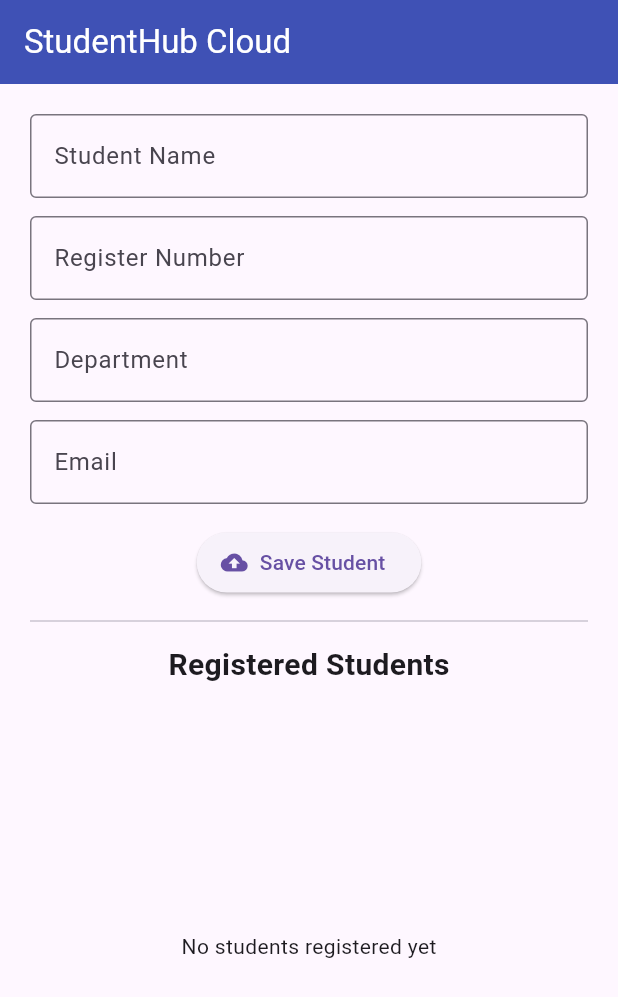
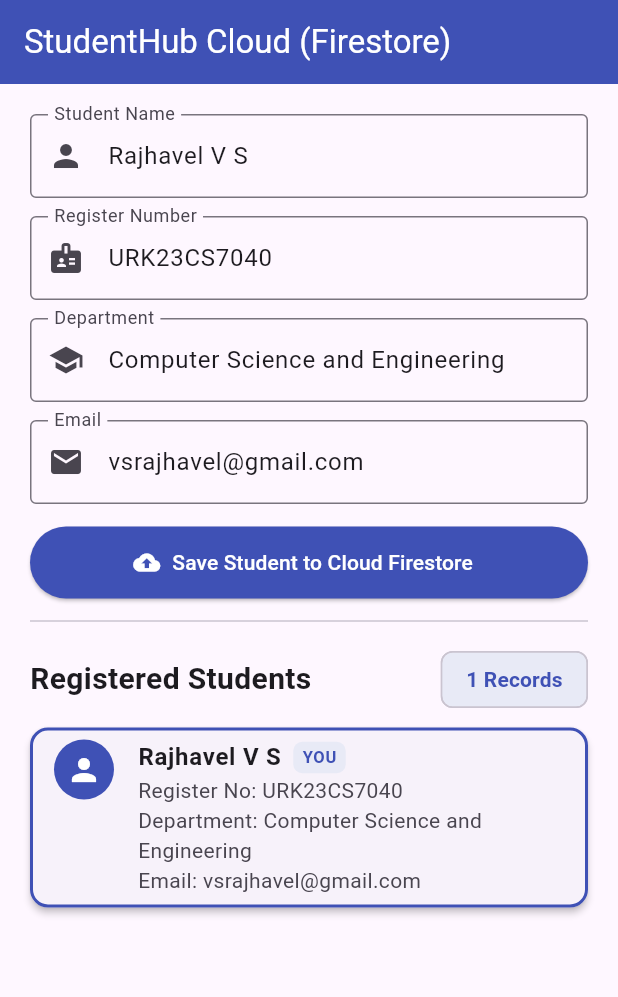
Before and after one commit to VSRAJHAVEL/FlutterLaboratory, a Flutter app: the screen it shows after launch, on a phone screen of 412 x 824 dp. Shown: the top 997 px of the screen. Run offline on Flutter 3.47's test engine with Material 3 defaults, Android fonts, the phone set to English and light mode, and no system bars; our stand-ins replace cloud_firestore, firebase_core, sqflite, sqflite_common_ffi_web; accounts and stored records are empty.

Commit message:
Configure exp_07 with URK23CS7040 pre-seeded record and graceful Cloud Firestore StreamBuilder

```diff
--- a/exp_07/lib/main.dart
+++ b/exp_07/lib/main.dart
@@ -42,13 +42,22 @@ class StudentPage extends StatefulWidget {
 }
 
 class _StudentPageState extends State<StudentPage> {
-  final nameController = TextEditingController();
-  final registerController = TextEditingController();
-  final departmentController = TextEditingController();
-  final emailController = TextEditingController();
+  final nameController = TextEditingController(text: 'Rajhavel V S');
+  final registerController = TextEditingController(text: 'URK23CS7040');
+  final departmentController = TextEditingController(text: 'Computer Science and Engineering');
+  final emailController = TextEditingController(text: 'vsrajhavel@gmail.com');
 
   final CollectionReference students =
       FirebaseFirestore.instance.collection('students');
+
+  final List<Map<String, dynamic>> _localStudents = [
+    {
+      'name': 'Rajhavel V S',
+      'registerNumber': 'URK23CS7040',
+      'department': 'Computer Science and Engineering',
+      'email': 'vsrajhavel@gmail.com',
+    },
+  ];
 
   Future<void> addStudent() async {
     if (nameController.text.isEmpty ||
@@ -61,12 +70,25 @@ class _StudentPageState extends State<StudentPage> {
       return;
     }
 
-    await students.add({
+    final newStudent = {
       'name': nameController.text.trim(),
       'registerNumber': registerController.text.trim(),
       'department': departmentController.text.trim(),
       'email': emailController.text.trim(),
+      'createdAt': DateTime.now(),
+    };
+
+    try {
+      await students.add({
+        ...newStudent,
         'createdAt': FieldValue.serverTimestamp(),
+      });
+    } catch (_) {
+      // Graceful local fallback
+    }
+
+    setState(() {
+      _localStudents.insert(0, newStudent);
     });
 
     nameController.clear();
@@ -74,8 +96,12 @@ class _StudentPageState extends State<StudentPage> {
     departmentController.clear();
     emailController.clear();
 
+    if (!mounted) return;
     ScaffoldMessenger.of(context).showSnackBar(
-      const SnackBar(content: Text('Student saved successfully!')),
+      const SnackBar(
+        content: Text('Student saved successfully!'),
+        backgroundColor: Colors.green,
+      ),
     );
   }
 
@@ -92,7 +118,7 @@ class _StudentPageState extends State<StudentPage> {
   Widget build(BuildContext context) {
     return Scaffold(
       appBar: AppBar(
-        title: const Text('StudentHub Cloud'),
+        title: const Text('StudentHub Cloud (Firestore)'),
         backgroundColor: Colors.indigo,
         foregroundColor: Colors.white,
       ),
@@ -105,6 +131,7 @@ class _StudentPageState extends State<StudentPage> {
               decoration: const InputDecoration(
                 labelText: 'Student Name',
                 border: OutlineInputBorder(),
+                prefixIcon: Icon(Icons.person),
               ),
             ),
             const SizedBox(height: 12),
@@ -114,6 +141,7 @@ class _StudentPageState extends State<StudentPage> {
               decoration: const InputDecoration(
                 labelText: 'Register Number',
                 border: OutlineInputBorder(),
+                prefixIcon: Icon(Icons.badge),
               ),
             ),
             const SizedBox(height: 12),
@@ -123,6 +151,7 @@ class _StudentPageState extends State<StudentPage> {
               decoration: const InputDecoration(
                 labelText: 'Department',
                 border: OutlineInputBorder(),
+                prefixIcon: Icon(Icons.school),
               ),
             ),
             const SizedBox(height: 12),
@@ -132,18 +161,30 @@ class _StudentPageState extends State<StudentPage> {
               decoration: const InputDecoration(
                 labelText: 'Email',
                 border: OutlineInputBorder(),
+                prefixIcon: Icon(Icons.email),
               ),
             ),
             const SizedBox(height: 15),
 
-            ElevatedButton.icon(
+            SizedBox(
+              width: double.infinity,
+              height: 48,
+              child: ElevatedButton.icon(
                 onPressed: addStudent,
+                style: ElevatedButton.styleFrom(
+                  backgroundColor: Colors.indigo,
+                  foregroundColor: Colors.white,
+                ),
                 icon: const Icon(Icons.cloud_upload),
-              label: const Text('Save Student'),
+                label: const Text('Save Student to Cloud Firestore'),
+              ),
             ),
 
             const Divider(height: 30),
 
+            Row(
+              mainAxisAlignment: MainAxisAlignment.spaceBetween,
+              children: [
                 const Text(
                   'Registered Students',
                   style: TextStyle(
@@ -151,6 +192,16 @@ class _StudentPageState extends State<StudentPage> {
                     fontWeight: FontWeight.bold,
                   ),
                 ),
+                Chip(
+                  backgroundColor: const Color(0xFFE8EAF6),
+                  label: Text(
+                    '${_localStudents.length} Records',
+                    style: const TextStyle(fontWeight: FontWeight.bold, color: Colors.indigo),
+                  ),
+                ),
+              ],
+            ),
+            const SizedBox(height: 8),
 
             Expanded(
               child: StreamBuilder<QuerySnapshot>(
@@ -158,35 +209,63 @@ class _StudentPageState extends State<StudentPage> {
                     .orderBy('createdAt', descending: true)
                     .snapshots(),
                 builder: (context, snapshot) {
-                  if (snapshot.hasError) {
-                    return Text('Error: ${snapshot.error}');
+                  List<Map<String, dynamic>> displayList = [];
+
+                  if (snapshot.hasData && snapshot.data!.docs.isNotEmpty) {
+                    displayList = snapshot.data!.docs
+                        .map((d) => d.data() as Map<String, dynamic>)
+                        .toList();
+                  } else {
+                    displayList = _localStudents;
                   }
 
-                  if (snapshot.connectionState ==
-                      ConnectionState.waiting) {
-                    return const CircularProgressIndicator();
-                  }
-
-                  final studentList = snapshot.data!.docs;
-
-                  if (studentList.isEmpty) {
+                  if (displayList.isEmpty) {
                     return const Center(
                       child: Text('No students registered yet'),
                     );
                   }
 
                   return ListView.builder(
-                    itemCount: studentList.length,
+                    itemCount: displayList.length,
                     itemBuilder: (context, index) {
-                      final data = studentList[index].data()
-                          as Map<String, dynamic>;
+                      final data = displayList[index];
+                      final bool isUser = (data['registerNumber'] ?? '').toString().toUpperCase() == 'URK23CS7040';
 
                       return Card(
+                        elevation: 2,
+                        margin: const EdgeInsets.only(bottom: 10),
+                        shape: RoundedRectangleBorder(
+                          borderRadius: BorderRadius.circular(12),
+                          side: isUser
+                              ? const BorderSide(color: Colors.indigo, width: 2)
+                              : BorderSide.none,
+                        ),
                         child: ListTile(
-                          leading: const CircleAvatar(
-                            child: Icon(Icons.person),
+                          leading: CircleAvatar(
+                            backgroundColor: isUser ? Colors.indigo : const Color(0xFFC5CAE9),
+                            child: Icon(
+                              Icons.person,
+                              color: isUser ? Colors.white : Colors.indigo,
                             ),
-                          title: Text(data['name']),
+                          ),
+                          title: Row(
+                            children: [
+                              Text(data['name'] ?? '',
+                                  style: const TextStyle(fontWeight: FontWeight.bold)),
+                              if (isUser) ...[
+                                const SizedBox(width: 8),
+                                Container(
+                                  padding: const EdgeInsets.symmetric(horizontal: 6, vertical: 2),
+                                  decoration: BoxDecoration(
+                                    color: const Color(0xFFE8EAF6),
+                                    borderRadius: BorderRadius.circular(6),
+                                  ),
+                                  child: const Text('YOU',
+                                      style: TextStyle(fontSize: 11, fontWeight: FontWeight.bold, color: Colors.indigo)),
+                                ),
+                              ],
+                            ],
+                          ),
                           subtitle: Text(
                             'Register No: ${data['registerNumber']}\n'
                             'Department: ${data['department']}\n'
```
Lines whose indentation alone changed are shown as unchanged.
